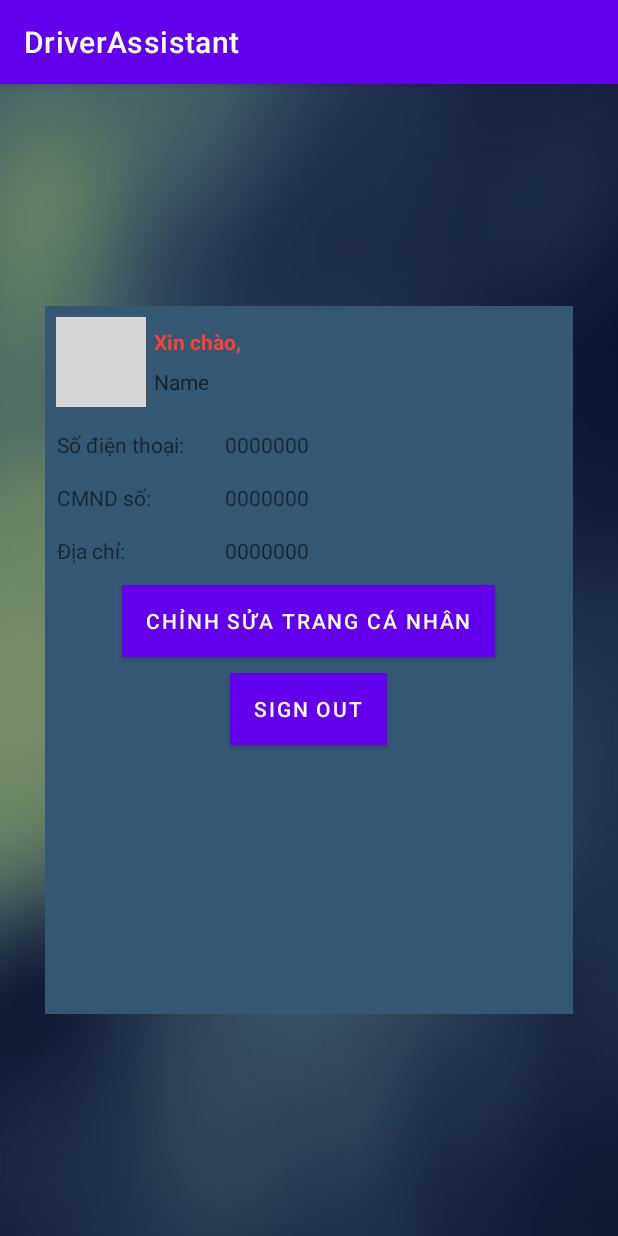
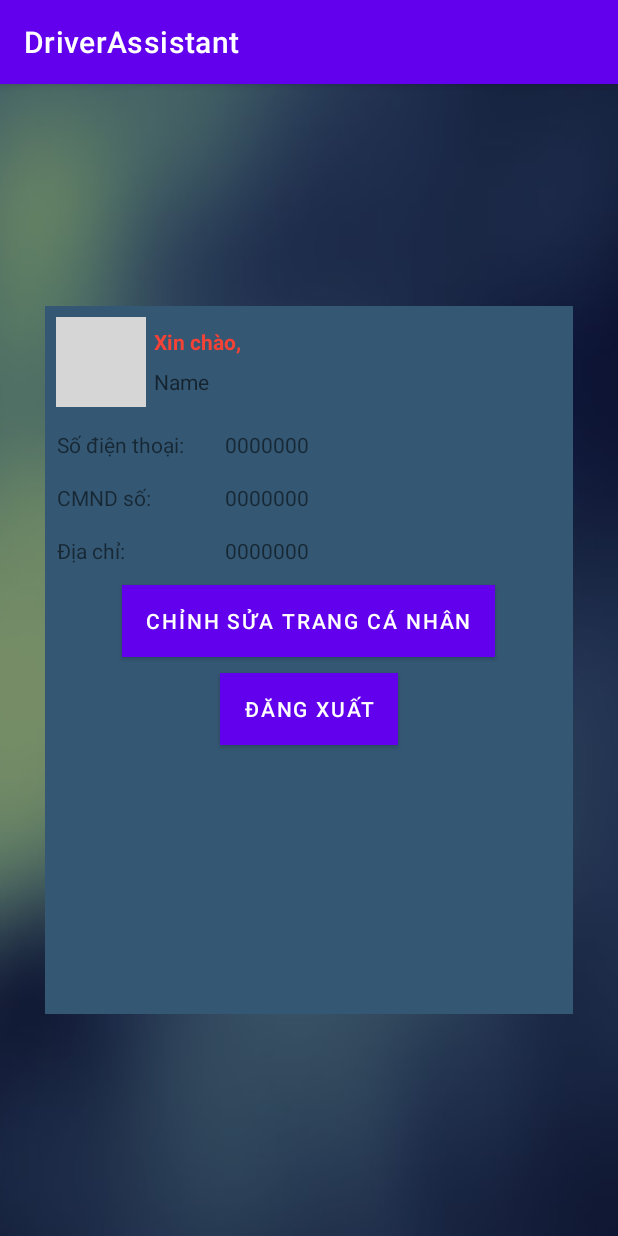
Before and after one commit to vtuan97/DriverAssistant1, an Android app: the fragment AccountFragment shown on its own in the app's theme, on a phone screen of 412 x 824 dp. Run offline under Robolectric (Android 15) with nearby library versions, the phone set to English and light mode, and no system bars; our stand-ins replace CircleImageView; libraries missing offline, so code that uses them is left out: com.facebook, com.facebook.login; grey boxes are pictures that could not be loaded.

Commit message:
update moi nhat

```diff
--- a/app/src/main/java/com/example/driverassistant/ui/notifications/AccountFragment.java
+++ b/app/src/main/java/com/example/driverassistant/ui/notifications/AccountFragment.java
@@ -6,21 +6,24 @@ import android.view.LayoutInflater;
 import android.view.View;
 import android.view.ViewGroup;
 import android.widget.Button;
+import android.widget.Toast;
 
 import androidx.annotation.NonNull;
 import androidx.fragment.app.Fragment;
 import androidx.lifecycle.ViewModelProvider;
 
 import com.example.driverassistant.ActivityPacket.AccountSettingActivity;
+import com.example.driverassistant.ActivityPacket.LoginActivity;
 import com.example.driverassistant.R;
 import com.example.driverassistant.databinding.FragmentAccountBinding;
+import com.facebook.login.LoginManager;
 
 public class AccountFragment extends Fragment {
 
     private NotificationsViewModel notificationsViewModel;
     private FragmentAccountBinding binding;
 
-    Button btn_Setting;
+    Button btn_Setting, btn_DangXuat;
 
     public View onCreateView(@NonNull LayoutInflater inflater,
                              ViewGroup container, Bundle savedInstanceState) {
@@ -30,9 +33,21 @@ public class AccountFragment extends Fragment {
         binding = FragmentAccountBinding.inflate(inflater, container, false);
         View root = binding.getRoot();
 
-        btn_Setting = root.findViewById(R.id.btnSetting);
+        btn_Setting = root.findViewById(R.id.btn_SettingAccount);
         btn_Setting.setOnClickListener(v -> caiDat());
+
+        btn_DangXuat = root.findViewById(R.id.btn_Dangxuat);
+        btn_DangXuat.setOnClickListener(v -> dangXuat());
         return root;
+
+
+    }
+
+    private void dangXuat() {
+        LoginManager.getInstance().logOut();
+        Intent i = new Intent(getActivity(), LoginActivity.class);
+        startActivity(i);
+
     }
 
     private void caiDat() {
--- a/app/src/main/res/layout/fragment_account.xml
+++ b/app/src/main/res/layout/fragment_account.xml
@@ -118,7 +118,7 @@
 
 
         <Button
-            android:id="@+id/btnSetting"
+            android:id="@+id/btn_SettingAccount"
             android:layout_width="wrap_content"
             android:layout_height="wrap_content"
             android:layout_gravity="center"
@@ -127,13 +127,13 @@
             android:text="Chỉnh sửa trang cá nhân" />
 
         <Button
-            android:id="@+id/btnSignout"
+            android:id="@+id/btn_Dangxuat"
             android:layout_width="wrap_content"
             android:layout_height="wrap_content"
             android:layout_gravity="center"
             android:layout_margin="5dp"
             android:background="#000000"
-            android:text="Sign out" />
+            android:text="Đăng xuất" />
     </LinearLayout>
 
     <LinearLayout
```
Also changed, not shown: app/src/main/java/com/example/driverassistant/ActivityPacket/LoginActivity.java (+14 -0 lines).
